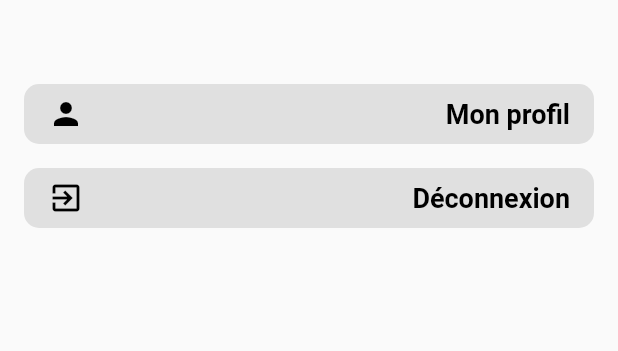
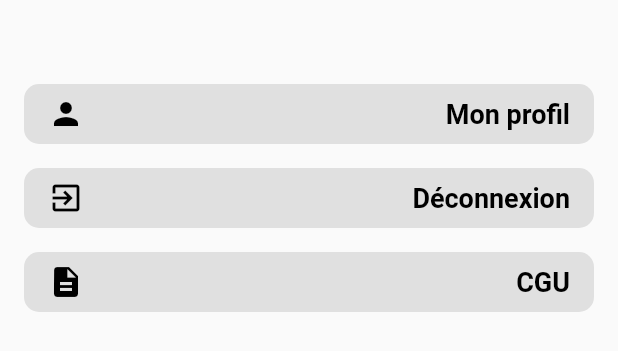
Before and after one commit to mat976/hermes_kids, a Flutter app: the ParametresPage widget shown alone on an empty page, opened directly, on a phone screen of 412 x 824 dp. Shown: the top 351 px of the screen. Run offline on Flutter 3.47's test engine with Material 2 defaults, Android fonts, the phone set to English and light mode, and no system bars; our stand-ins replace carousel_slider, cloud_firestore, curved_navigation_bar, dot_navigation_bar, firebase_auth, firebase_core and 5 more; accounts and stored records are empty.

Commit message:
ajout des CGU

```diff
--- a/lib/home_pages/parametres_page.dart
+++ b/lib/home_pages/parametres_page.dart
@@ -3,8 +3,9 @@ import 'package:shared_preferences/shared_preferences.dart';
 import '../login_page.dart';
 import 'package:firebase_auth/firebase_auth.dart';
 import 'package:cloud_firestore/cloud_firestore.dart';
-import '../admin_page/post_page.dart'; // Importez la page PostPage
-import '../settings/user_page.dart'; // Importez la page UserProfilePage
+import '../admin_page/post_page.dart';
+import '../settings/user_page.dart';
+import '../settings/CGU_page.dart'; // Importez la page CGUPage
 
 class ParametresPage extends StatefulWidget {
   const ParametresPage({Key? key}) : super(key: key);
@@ -67,6 +68,15 @@ class _ParametresPageState extends State<ParametresPage> {
     );
   }
 
+  void navigateToCGUPage(BuildContext context) {
+    Navigator.push(
+      context,
+      MaterialPageRoute(
+        builder: (context) => CGUPage(),
+      ),
+    );
+  }
+
   @override
   Widget build(BuildContext context) {
     return Container(
@@ -74,7 +84,7 @@ class _ParametresPageState extends State<ParametresPage> {
       child: ListView(
         padding: const EdgeInsets.all(16.0),
         children: [
-          if (isAdmin) // Afficher le bouton uniquement si l'utilisateur est un admin
+          if (isAdmin)
             ElevatedButton(
               onPressed: () {
                 navigateToPostPage(context);
@@ -83,16 +93,16 @@ class _ParametresPageState extends State<ParametresPage> {
                 shape: RoundedRectangleBorder(
                   borderRadius: BorderRadius.circular(10.0),
                 ),
-                primary: Colors.grey[300], // Couleur de fond du bouton
-                onPrimary: Colors.black, // Couleur du texte du bouton
-                elevation: 0, // Supprime l'ombre du bouton
+                primary: Colors.grey[300],
+                onPrimary: Colors.black,
+                elevation: 0,
                 padding: const EdgeInsets.all(16.0),
                 visualDensity: VisualDensity.compact,
               ),
-              child: Row(
+              child: const Row(
                 mainAxisAlignment: MainAxisAlignment.spaceBetween,
                 children: [
-                  Icon(Icons.settings), // Icône de paramètres
+                  Icon(Icons.settings),
                   SizedBox(width: 16.0),
                   Text(
                     'Paramètres admin',
@@ -104,7 +114,7 @@ class _ParametresPageState extends State<ParametresPage> {
                 ],
               ),
             ),
-          const SizedBox(height: 16.0), // Ajout de l'espace entre les boutons
+          const SizedBox(height: 16.0),
           ElevatedButton(
             onPressed: () {
               navigateToUserProfilePage(context);
@@ -113,16 +123,16 @@ class _ParametresPageState extends State<ParametresPage> {
               shape: RoundedRectangleBorder(
                 borderRadius: BorderRadius.circular(10.0),
               ),
-              primary: Colors.grey[300], // Couleur de fond du bouton
-              onPrimary: Colors.black, // Couleur du texte du bouton
-              elevation: 0, // Supprime l'ombre du bouton
+              primary: Colors.grey[300],
+              onPrimary: Colors.black,
+              elevation: 0,
               padding: const EdgeInsets.all(16.0),
               visualDensity: VisualDensity.compact,
             ),
             child: Row(
               mainAxisAlignment: MainAxisAlignment.spaceBetween,
               children: [
-                Icon(Icons.person), // Icône de profil
+                Icon(Icons.person),
                 SizedBox(width: 16.0),
                 Text(
                   'Mon profil',
@@ -134,7 +144,7 @@ class _ParametresPageState extends State<ParametresPage> {
               ],
             ),
           ),
-          const SizedBox(height: 16.0), // Ajout de l'espace entre les boutons
+          const SizedBox(height: 16.0),
           ElevatedButton(
             onPressed: () {
               _logout(context);
@@ -143,19 +153,49 @@ class _ParametresPageState extends State<ParametresPage> {
               shape: RoundedRectangleBorder(
                 borderRadius: BorderRadius.circular(10.0),
               ),
-              primary: Colors.grey[300], // Couleur de fond du bouton
-              onPrimary: Colors.black, // Couleur du texte du bouton
-              elevation: 0, // Supprime l'ombre du bouton
+              primary: Colors.grey[300],
+              onPrimary: Colors.black,
+              elevation: 0,
               padding: const EdgeInsets.all(16.0),
               visualDensity: VisualDensity.compact,
             ),
             child: Row(
               mainAxisAlignment: MainAxisAlignment.spaceBetween,
               children: [
-                Icon(Icons.exit_to_app), // Icône de déconnexion
+                Icon(Icons.exit_to_app),
                 SizedBox(width: 16.0),
                 Text(
                   'Déconnexion',
+                  style: TextStyle(
+                    fontSize: 18.0,
+                    fontWeight: FontWeight.bold,
+                  ),
+                ),
+              ],
+            ),
+          ),
+          const SizedBox(height: 16.0),
+          ElevatedButton(
+            onPressed: () {
+              navigateToCGUPage(context);
+            },
+            style: ElevatedButton.styleFrom(
+              shape: RoundedRectangleBorder(
+                borderRadius: BorderRadius.circular(10.0),
+              ),
+              primary: Colors.grey[300],
+              onPrimary: Colors.black,
+              elevation: 0,
+              padding: const EdgeInsets.all(16.0),
+              visualDensity: VisualDensity.compact,
+            ),
+            child: Row(
+              mainAxisAlignment: MainAxisAlignment.spaceBetween,
+              children: [
+                Icon(Icons.description),
+                SizedBox(width: 16.0),
+                Text(
+                  'CGU',
                   style: TextStyle(
                     fontSize: 18.0,
                     fontWeight: FontWeight.bold,
```
Also changed, not shown: lib/settings/CGU_page.dart (added, +69 -0 lines).
